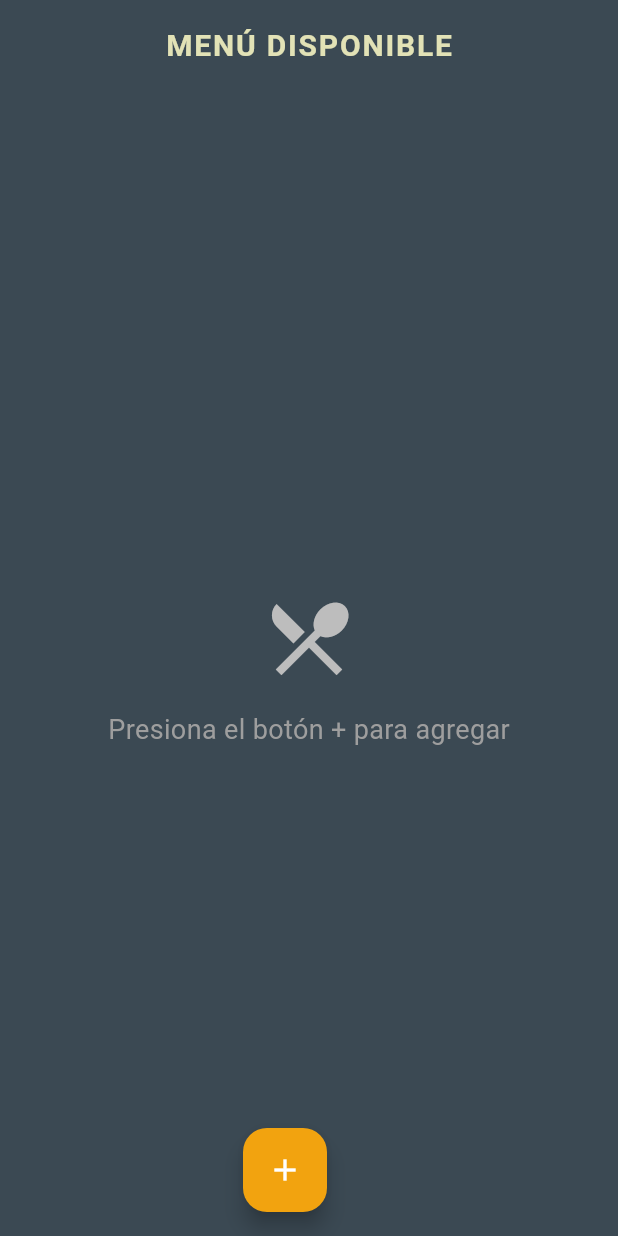
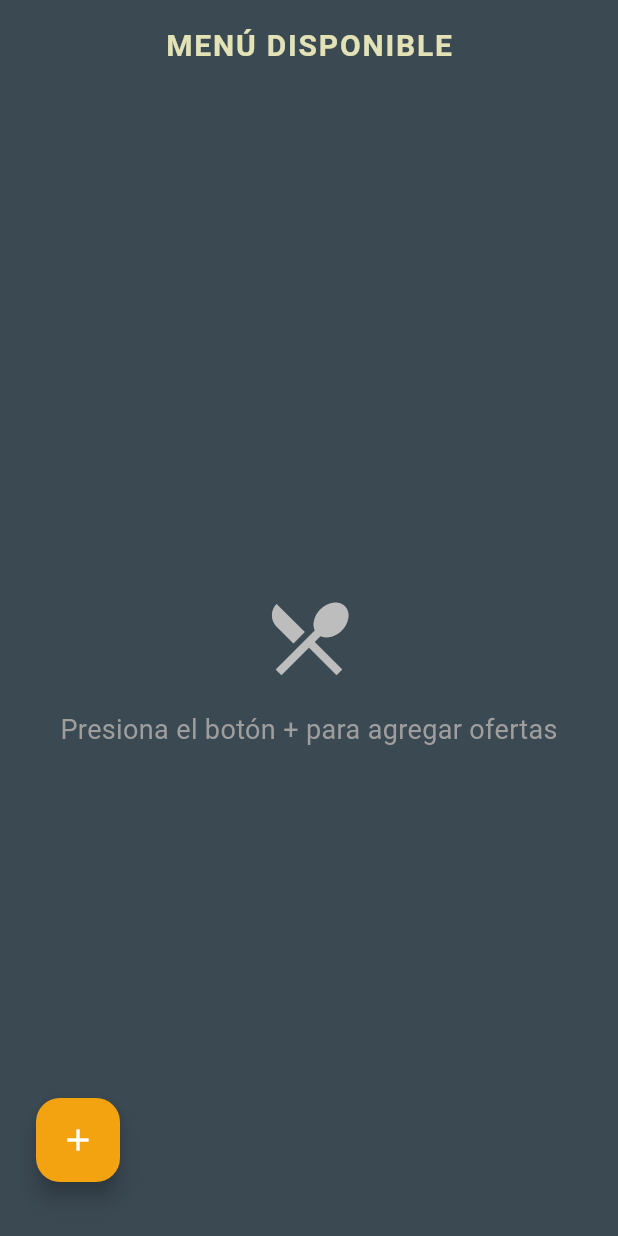
Before and after one commit to 1304Gallo/QAdrastock, a Flutter app: the MenuScreen screen opened by its route, on a phone screen of 412 x 824 dp. Run offline on Flutter 3.47's test engine with Material 3 defaults, Android fonts, the light colour scheme and no system bars; our stand-ins replace curved_navigation_bar.

Commit message:
menus y stock screens

```diff
--- /dev/null
+++ b/lib/models/entrada_stock.models.dart
@@ -0,0 +1,16 @@
+class EntradaStock {
+  final DateTime fecha;
+  final int cantidad;
+
+  EntradaStock({required this.fecha, required this.cantidad});
+}
+
+class Producto {
+  final String id;
+  final String nombre;
+  final List<EntradaStock> historial;
+
+  Producto({required this.id, required this.nombre, required this.historial});
+
+  int get stockTotal => historial.fold(0, (sum, item) => sum + item.cantidad);
+}
--- a/lib/screens/menu_screen.dart
+++ b/lib/screens/menu_screen.dart
@@ -259,7 +259,7 @@ class _MenuScreenState extends State<MenuScreen> {
                         const SizedBox(height: 16),
 
                         Text(
-                          'Presiona el botón + para agregar',
+                          'Presiona el botón + para agregar ofertas',
                           style: TextStyle(
                             color: Colors.grey[500],
                             fontSize: 18,
@@ -274,11 +274,11 @@ class _MenuScreenState extends State<MenuScreen> {
                     itemBuilder: (context, index) {
                       final item = offers[index];
                       return Card(
-                        elevation: 3,
-                        margin: const EdgeInsets.symmetric(vertical: 8),
-                        shape: RoundedRectangleBorder(
-                          borderRadius: BorderRadius.circular(15),
-                        ),
+                        color: AppColors.backgroundComponent,
+                        margin: EdgeInsetsGeometry.all(6),
+                        // shape: RoundedRectangleBorder(
+                        //   borderRadius: BorderRadius.circular(15),
+                        // ),
                         child: ListTile(
                           contentPadding: const EdgeInsets.all(16),
                           leading: CircleAvatar(
@@ -341,12 +341,14 @@ class _MenuScreenState extends State<MenuScreen> {
         ],
       ),
       floatingActionButton: Row(
-        mainAxisAlignment: MainAxisAlignment.center,
         children: [
-          FloatingActionButton(
-            onPressed: _mostrarFormularioAgregarProducto,
-            backgroundColor: AppColors.accent,
-            child: const Icon(Icons.add, color: Colors.white),
+          Padding(
+            padding: const EdgeInsets.symmetric(vertical: 20, horizontal: 40),
+            child: FloatingActionButton(
+              onPressed: _mostrarFormularioAgregarProducto,
+              backgroundColor: AppColors.accent,
+              child: const Icon(Icons.add, color: Colors.white),
+            ),
           ),
         ],
       ),
```
Also changed, not shown: lib/screens/stock_screen.dart (+174 -1 lines).
